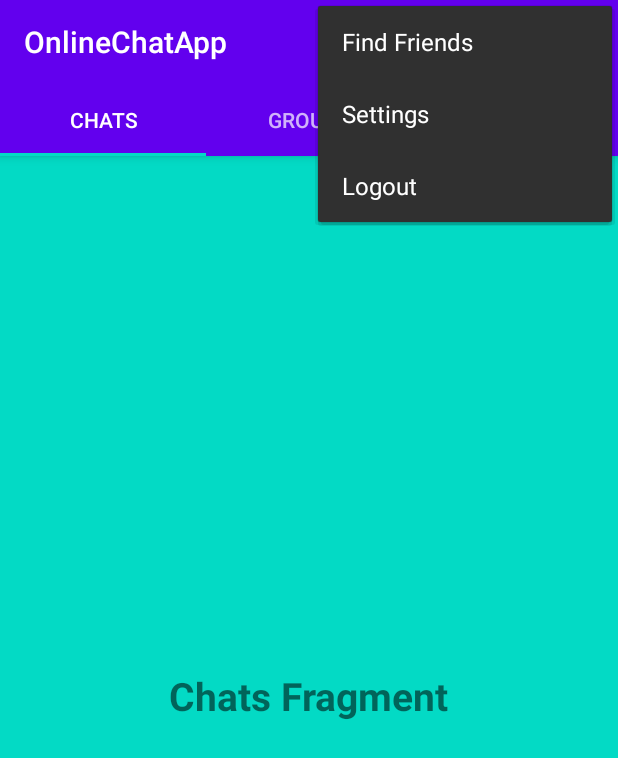
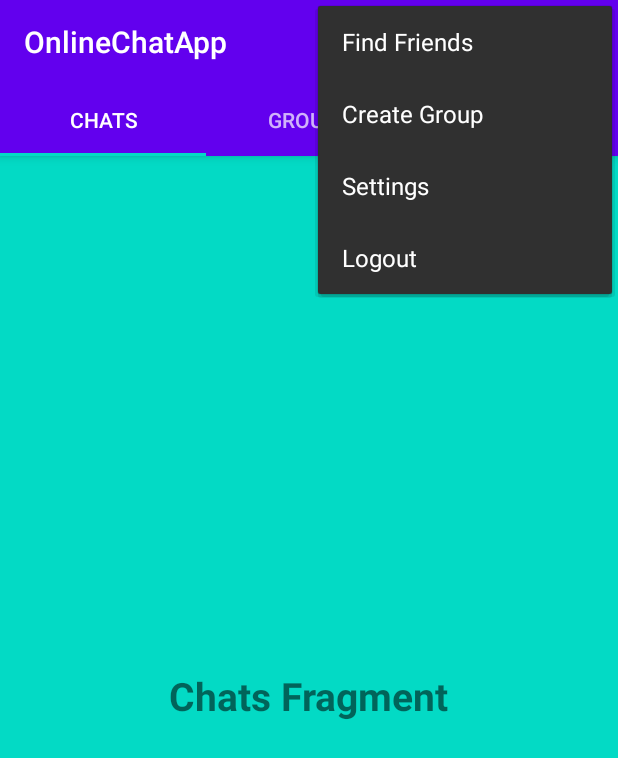
Before and after one commit to Genwei-Zhang/August, an Android app: the MainActivity screen opened directly, with no data from a screen before it, with the options menu open, on a phone screen of 412 x 824 dp. Shown: the top 758 px of the screen. Run offline under Robolectric (Android 15) with nearby library versions, the phone set to English and light mode, and no system bars; our stand-ins replace Firebase (no records; nobody signed in at launch, a user with empty details on screens opened directly); 1 statement that could not run was skipped.

Commit message:
16th episode

```diff
--- a/app/src/main/res/menu/options_menu.xml
+++ b/app/src/main/res/menu/options_menu.xml
@@ -5,6 +5,13 @@
     <item
         android:title="Find Friends"
         android:id="@+id/main_find_friends_option"
+        app:showAsAction="never"
+        >
+    </item>
+
+    <item
+        android:title="Create Group"
+        android:id="@+id/main_create_group_option"
         app:showAsAction="never"
         >
     </item>
--- a/app/src/main/res/values/styles.xml
+++ b/app/src/main/res/values/styles.xml
@@ -7,4 +7,7 @@
         <item name="colorAccent">@color/colorAccent</item>
     </style>
 
+
+    <style name="AlertDialog" parent="Theme.AppCompat.Light.Dialog"></style>
+
 </resources>
```
Also changed, not shown: app/src/main/java/com/example/imapp/MainActivity.java (+57 -0 lines).
